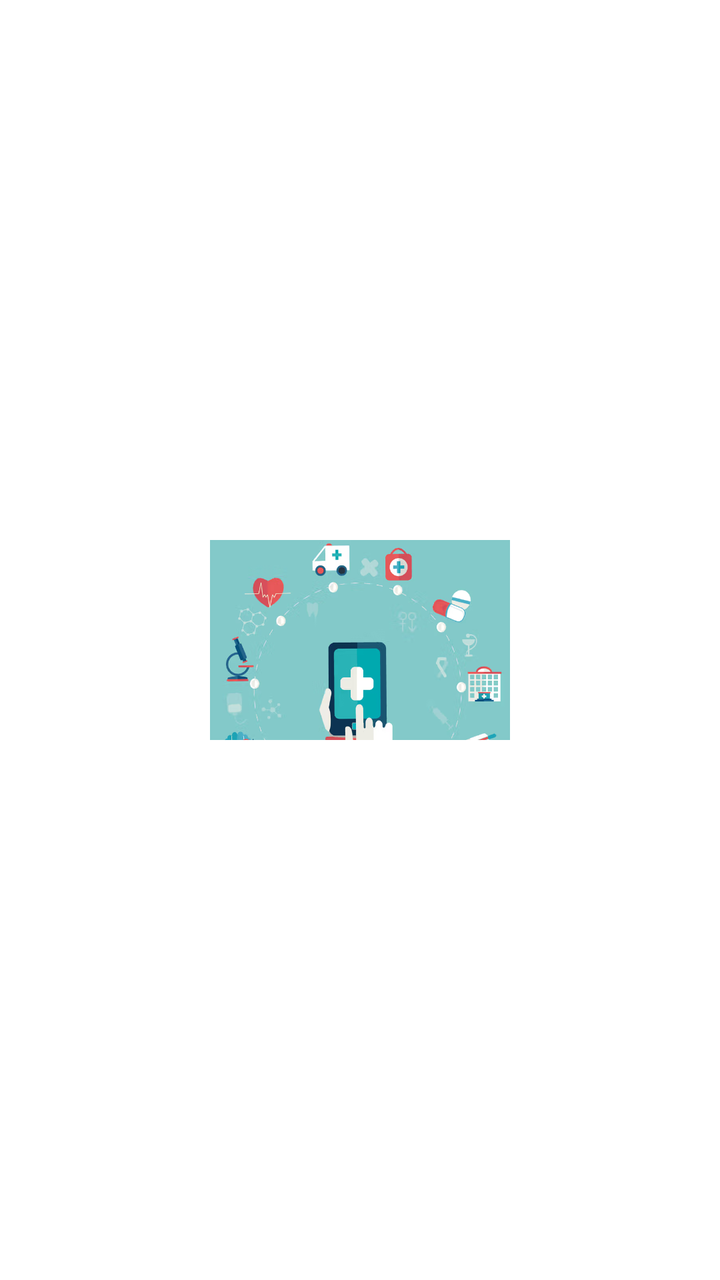
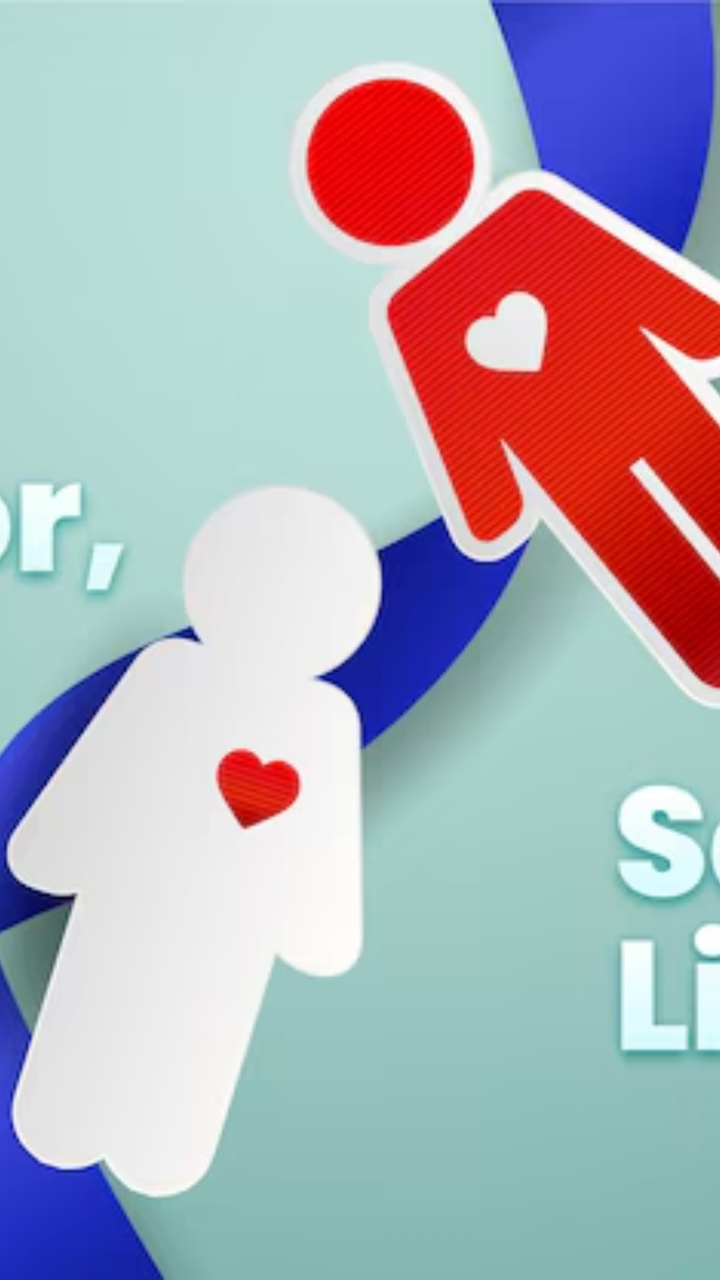

Two renders of the same Android screen: before a commit and after it. Below are the layout's source before the change and the commit's diff.
<!-- AndroidManifest.xml: application theme Theme.Organ_donation_app -->
<!-- res/layout/activity_splash.xml -->
<?xml version="1.0" encoding="utf-8"?>
<androidx.constraintlayout.widget.ConstraintLayout
    xmlns:android="http://schemas.android.com/apk/res/android"
    xmlns:app="http://schemas.android.com/apk/res-auto"
    android:layout_width="match_parent"
    android:layout_height="match_parent"
    android:background="#ffffff">

    <ImageView
        android:id="@+id/logoImage"
        android:layout_width="150dp"
        android:layout_height="150dp"
        android:src="@drawable/img"
        app:layout_constraintTop_toTopOf="parent"
        app:layout_constraintBottom_toBottomOf="parent"
        app:layout_constraintStart_toStartOf="parent"
        app:layout_constraintEnd_toEndOf="parent" />
</androidx.constraintlayout.widget.ConstraintLayout>
<!-- resources referenced by this layout -->
<resources>
  <!-- drawable img: png bitmap (drawable, 196166 bytes) -->
  <style name="Theme.Organ_donation_app" parent="Base.Theme.Organ_donation_app" />
  <style name="Base.Theme.Organ_donation_app" parent="Theme.Material3.DayNight.NoActionBar">
          
          
      </style>
</resources>

<!-- the commit's change to res/layout/activity_splash.xml (unified diff, before → after) -->
@@ -1,18 +1,12 @@
 <?xml version="1.0" encoding="utf-8"?>
-<androidx.constraintlayout.widget.ConstraintLayout
-    xmlns:android="http://schemas.android.com/apk/res/android"
-    xmlns:app="http://schemas.android.com/apk/res-auto"
+<FrameLayout xmlns:android="http://schemas.android.com/apk/res/android"
     android:layout_width="match_parent"
-    android:layout_height="match_parent"
-    android:background="#ffffff">
+    android:layout_height="match_parent">
 
     <ImageView
-        android:id="@+id/logoImage"
-        android:layout_width="150dp"
-        android:layout_height="150dp"
-        android:src="@drawable/img"
-        app:layout_constraintTop_toTopOf="parent"
-        app:layout_constraintBottom_toBottomOf="parent"
-        app:layout_constraintStart_toStartOf="parent"
-        app:layout_constraintEnd_toEndOf="parent" />
-</androidx.constraintlayout.widget.ConstraintLayout>
+        android:id="@+id/splashImage"
+        android:layout_width="match_parent"
+        android:layout_height="match_parent"
+        android:scaleType="centerCrop"
+        android:src="@drawable/img_1" />
+</FrameLayout>
<!-- resource entries referenced after the edit -->
@@ -1,6 +1,6 @@
 <!-- resources referenced by this layout -->
 <resources>
-  <!-- drawable img: png bitmap (drawable, 196166 bytes) -->
+  <!-- drawable img_1: png bitmap (drawable, 266010 bytes) -->
   <style name="Theme.Organ_donation_app" parent="Base.Theme.Organ_donation_app" />
   <style name="Base.Theme.Organ_donation_app" parent="Theme.Material3.DayNight.NoActionBar">
           
